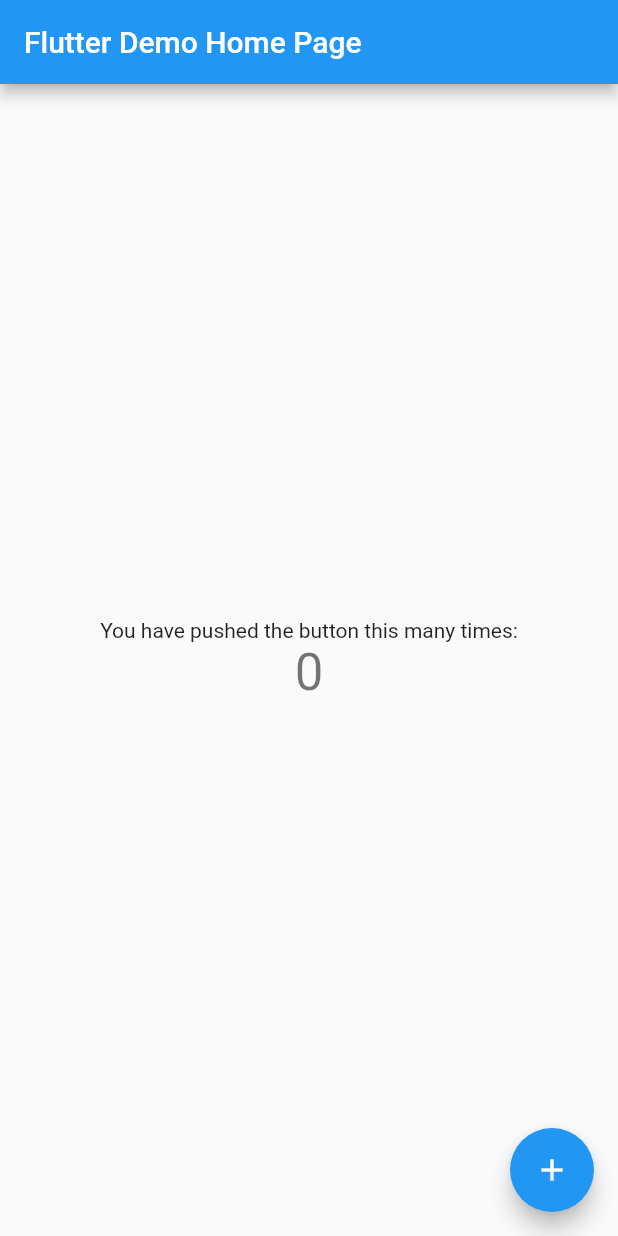
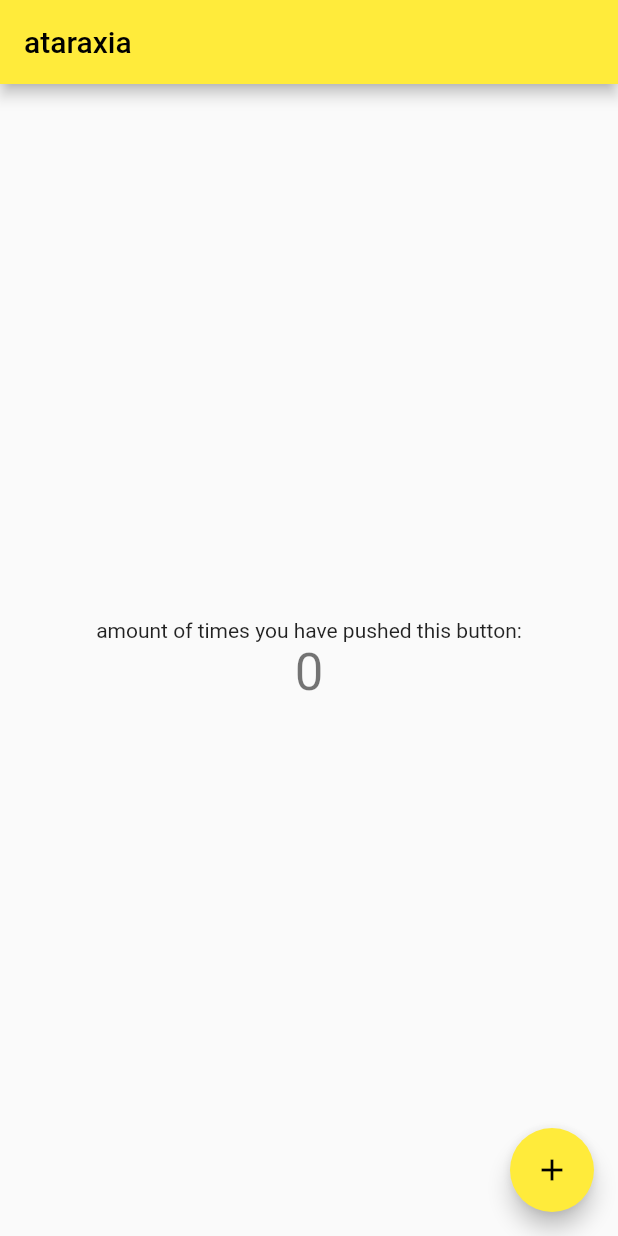
Before and after one commit to dominiclabuguen/ataraxia, a Flutter app: the screen it shows after launch, on a phone screen of 412 x 824 dp. Run offline on Flutter 3.47's test engine with Material 2 defaults, Android fonts, the phone set to English and light mode, and no system bars.

Commit message:
app changes

```diff
--- a/ataraxia/lib/main.dart
+++ b/ataraxia/lib/main.dart
@@ -22,9 +22,9 @@
         // or simply save your changes to "hot reload" in a Flutter IDE).
         // Notice that the counter didn't reset back to zero; the application
         // is not restarted.
-        primarySwatch: Colors.blue,
+        primarySwatch: Colors.yellow,
       ),
-      home: const MyHomePage(title: 'Flutter Demo Home Page'),
+      home: const MyHomePage(title: 'ataraxia'),
     );
   }
 }
@@ -96,7 +96,7 @@
           mainAxisAlignment: MainAxisAlignment.center,
           children: <Widget>[
             const Text(
-              'You have pushed the button this many times:',
+              'amount of times you have pushed this button:',
             ),
             Text(
               '$_counter',
```
Also changed, not shown: ataraxia/analysis_options.yaml (+6 -25 lines), ataraxia/pubspec.yaml (+6 -71 lines), ataraxia/pubspec.lock.
